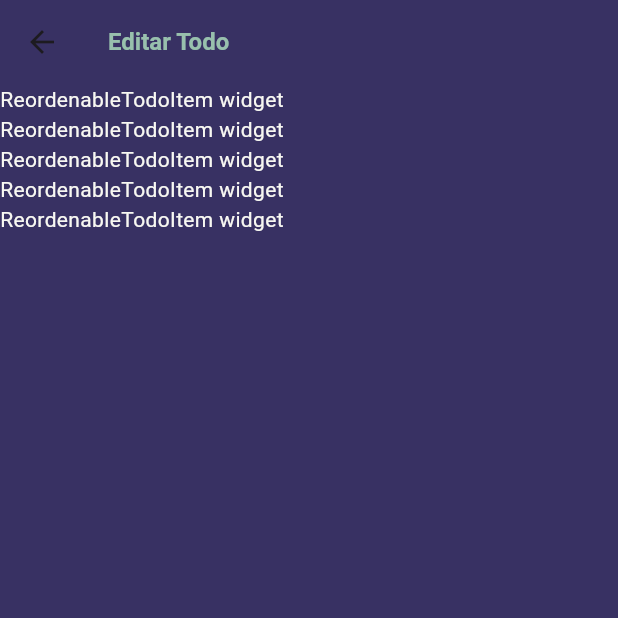
After one commit to JoseYe628/productivity_app, a Flutter app: the EditTodoItemsScreen screen opened by its route, on a phone screen of 412 x 824 dp, the top half of it. The commit adds this screen. Run offline on Flutter 3.47's test engine with Material 3 defaults, Android fonts, the phone set to English and light mode, and no system bars; our stand-ins replace flutter_bloc, isar; accounts and stored records are empty; generated files the repository leaves out were written again.

Commit message:
Botón dinámico de editar y screen de edición de todo items

```diff
--- a/lib/routes/app_routes.dart
+++ b/lib/routes/app_routes.dart
@@ -8,7 +8,8 @@ class AppRoutes {
 
   static final routeItems = [
     // Aquí los screens
-    RouteItem(routeName: "home", screen: HomeScreen())
+    RouteItem(routeName: "home", screen: HomeScreen()),
+    RouteItem(routeName: "edit_todo", screen: EditTodoItemsScreen())
   ];
 
   static Map<String, Widget Function(BuildContext)> generateRoutes() {
--- /dev/null
+++ b/lib/screens/edit_todo/edit_todo_items_screent.dart
@@ -0,0 +1,25 @@
+
+import 'package:flutter/material.dart';
+import 'package:productivity_app/screens/edit_todo/widgets/reordenable_todo_item.dart';
+
+class EditTodoItemsScreen extends StatelessWidget {
+  const EditTodoItemsScreen({super.key});
+
+  @override
+  Widget build(BuildContext context){
+    return Scaffold(
+      appBar: AppBar(
+        title: Text("Editar Todo"),
+      ),
+      body: Container(
+        child: ReorderableListView.builder(
+          itemCount: 5,
+          itemBuilder: (context, val){
+            return ReordenableTodoItem(key: Key("$val"),);
+          },
+          onReorder: (prev, sig){},
+        ),
+      )
+    );
+  }
+}
--- /dev/null
+++ b/lib/screens/edit_todo/widgets/reordenable_todo_item.dart
@@ -0,0 +1,13 @@
+
+import 'package:flutter/material.dart';
+
+class ReordenableTodoItem extends StatelessWidget {
+  const ReordenableTodoItem({super.key});
+
+  @override
+  Widget build(BuildContext context){
+    return Container(
+      child: const Text("ReordenableTodoItem widget"),
+    );
+  }
+}
--- a/lib/screens/screens.dart
+++ b/lib/screens/screens.dart
@@ -1,2 +1,3 @@
 
 export 'package:productivity_app/screens/home/home_screen.dart';
+export 'package:productivity_app/screens/edit_todo/edit_todo_items_screent.dart';
--- a/lib/theme/app_theme.dart
+++ b/lib/theme/app_theme.dart
@@ -37,6 +37,9 @@ abstract class AppTheme {
       color: primaryColor,
       thickness: 3,
     ),
+    iconTheme: IconThemeData(
+      color: primaryColor
+    ),
   );
 
 
```
Also changed, not shown: lib/widgets/tasks/tasks_list/widgets/tasks_header.dart (+28 -7 lines).
